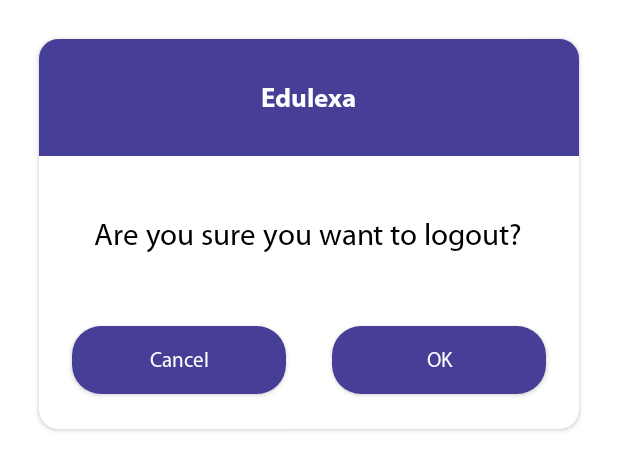
After one commit to ivishnusaini/Edulexa, an Android app: the layout dialog_logout.xml on its own in the app's theme, with its tools: preview values and no code run, on a phone screen of 412 x 824 dp. The commit adds this screen. Shown: the top 470 px of the screen. Run offline under Robolectric (Android 15) with nearby library versions, the phone set to English and light mode, and no system bars.

Commit message:
Logout Popup

```diff
--- a/app/src/main/java/com/edulexa/activity/staff/dashboard/activity/DashboardStaffActivity.kt
+++ b/app/src/main/java/com/edulexa/activity/staff/dashboard/activity/DashboardStaffActivity.kt
@@ -2,6 +2,7 @@
 
 import android.app.Activity
 import android.app.Dialog
+import android.content.Intent
 import android.graphics.Color
 import android.graphics.drawable.ColorDrawable
 import androidx.appcompat.app.AppCompatActivity
@@ -13,12 +14,13 @@
 import androidx.recyclerview.widget.GridLayoutManager
 import androidx.recyclerview.widget.RecyclerView
 import com.edulexa.R
+import com.edulexa.activity.SelectSchoolActivity
 import com.edulexa.activity.staff.dashboard.adapter.DashboardStaffAdapter
 import com.edulexa.databinding.ActivityDashboardStaffBinding
 import com.edulexa.databinding.ActivityLoginBinding
 import com.edulexa.support.Utils
 
-class DashboardStaffActivity : AppCompatActivity() {
+class DashboardStaffActivity : AppCompatActivity(), View.OnClickListener {
     var mActivity: Activity? = null
     var binding: ActivityDashboardStaffBinding? = null
     override fun onCreate(savedInstanceState: Bundle?) {
@@ -34,12 +36,20 @@
 
     private fun init() {
         mActivity = this
+        setUpclickListener()
         setUpDashboardData()
     }
-    private fun setUpDashboardData(){
-        binding!!.recyclerView.layoutManager = GridLayoutManager(mActivity,3,RecyclerView.VERTICAL,false)
+
+    private fun setUpclickListener() {
+        binding!!.tvLogout.setOnClickListener(this)
+    }
+
+    private fun setUpDashboardData() {
+        binding!!.recyclerView.layoutManager =
+            GridLayoutManager(mActivity, 3, RecyclerView.VERTICAL, false)
         binding!!.recyclerView.adapter = DashboardStaffAdapter(mActivity!!)
     }
+
     fun exitAppPopup() {
         try {
             val dialog = Dialog(mActivity!!)
@@ -62,4 +72,33 @@
             e.printStackTrace()
         }
     }
+
+    fun logoutPopup() {
+        try {
+            val dialog = Dialog(mActivity!!)
+            dialog.requestWindowFeature(Window.FEATURE_NO_TITLE)
+            dialog.setContentView(R.layout.dialog_exit)
+            dialog.window!!.setBackgroundDrawable(ColorDrawable(Color.TRANSPARENT))
+            dialog.setCanceledOnTouchOutside(false)
+            val tvMessage = dialog.findViewById<TextView>(R.id.tv_message)
+            tvMessage.text = getString(R.string.exit_message)
+            val cvCancel: CardView = dialog.findViewById(R.id.cv_cancel)
+            val cvOk: CardView = dialog.findViewById(R.id.cv_ok)
+            cvCancel.setOnClickListener { v: View? -> dialog.dismiss() }
+            cvOk.setOnClickListener { v: View? ->
+                Utils.hideKeyboard(mActivity!!)
+                finishAffinity()
+                dialog.dismiss()
+            }
+            dialog.show()
+        } catch (e: Exception) {
+            e.printStackTrace()
+        }
+    }
+
+    override fun onClick(view: View?) {
+        val id = view!!.id
+        if (id == R.id.tv_logout)
+            logoutPopup()
+    }
 }
--- /dev/null
+++ b/app/src/main/res/layout/dialog_logout.xml
@@ -0,0 +1,122 @@
+<?xml version="1.0" encoding="utf-8"?>
+<RelativeLayout xmlns:android="http://schemas.android.com/apk/res/android"
+    android:layout_width="match_parent"
+    android:layout_height="match_parent"
+    xmlns:app="http://schemas.android.com/apk/res-auto">
+
+    <androidx.cardview.widget.CardView
+        android:layout_width="match_parent"
+        android:layout_height="wrap_content"
+        android:layout_margin="@dimen/_20ssp"
+        android:elevation="@dimen/_10sdp"
+        app:cardCornerRadius="@dimen/_10sdp"
+        app:cardPreventCornerOverlap="false">
+
+        <RelativeLayout
+            android:layout_width="match_parent"
+            android:layout_height="@dimen/_200sdp"
+            android:background="@color/white"
+            android:orientation="vertical">
+
+            <RelativeLayout
+                android:layout_width="match_parent"
+                android:layout_height="@dimen/_60sdp"
+                android:background="@color/colorPrimary">
+
+
+                <com.agot.views.BoldTextView
+                    android:layout_width="wrap_content"
+                    android:layout_height="wrap_content"
+                    android:layout_centerInParent="true"
+                    android:text="@string/app_name"
+                    android:textColor="@color/white"
+                    android:textSize="@dimen/_14ssp" />
+
+            </RelativeLayout>
+
+            <com.agot.views.BoldTextView
+                android:layout_width="match_parent"
+                android:layout_height="@dimen/_80sdp"
+                android:background="@color/colorPrimary"
+                android:gravity="center"
+                android:text="@string/app_name"
+                android:textColor="@color/white"
+                android:textSize="@dimen/_18ssp"
+                android:visibility="gone" />
+
+            <com.agot.views.RegularTextView
+                android:id="@+id/tv_message"
+                android:layout_width="wrap_content"
+                android:layout_height="wrap_content"
+                android:layout_centerInParent="true"
+                android:layout_marginStart="@dimen/_20sdp"
+                android:layout_marginEnd="@dimen/_20sdp"
+                android:gravity="center"
+                android:textColor="@color/primaray_text_color"
+                android:text="@string/logout_message"
+                android:textSize="@dimen/_16ssp" />
+
+            <LinearLayout
+                android:layout_width="match_parent"
+                android:layout_height="wrap_content"
+                android:layout_alignParentBottom="true"
+                android:layout_margin="@dimen/_10sdp"
+                android:weightSum="2">
+
+                <androidx.cardview.widget.CardView
+                    android:id="@+id/cv_cancel"
+                    android:layout_width="0dp"
+                    android:layout_height="@dimen/_40sdp"
+                    android:layout_marginStart="@dimen/_5sdp"
+                    android:layout_marginTop="@dimen/_5sdp"
+                    android:layout_marginEnd="@dimen/_10sdp"
+                    android:layout_marginBottom="@dimen/_5sdp"
+                    android:layout_weight="1"
+                    android:elevation="@dimen/_5sdp"
+                    app:cardCornerRadius="@dimen/_15sdp"
+                    app:cardPreventCornerOverlap="false"
+                    app:cardUseCompatPadding="true">
+
+                    <com.agot.views.RegularTextView
+                        android:layout_width="match_parent"
+                        android:layout_height="match_parent"
+                        android:background="@color/colorPrimary"
+                        android:gravity="center"
+                        android:textColor="@color/white"
+                        android:text="@string/cancel" />
+
+                </androidx.cardview.widget.CardView>
+
+                <androidx.cardview.widget.CardView
+                    android:id="@+id/cv_ok"
+                    android:layout_width="0dp"
+                    android:layout_height="@dimen/_40sdp"
+                    android:layout_marginStart="@dimen/_10sdp"
+                    android:layout_marginTop="@dimen/_5sdp"
+                    android:layout_marginEnd="@dimen/_5sdp"
+                    android:layout_marginBottom="@dimen/_5sdp"
+                    android:layout_weight="1"
+                    android:elevation="@dimen/_5sdp"
+                    app:cardCornerRadius="@dimen/_15sdp"
+                    app:cardPreventCornerOverlap="false"
+                    app:cardUseCompatPadding="true">
+
+                    <com.agot.views.RegularTextView
+                        android:layout_width="match_parent"
+                        android:layout_height="match_parent"
+                        android:background="@color/colorPrimary"
+                        android:gravity="center"
+                        android:text="@string/ok"
+                        android:textColor="@color/white" />
+
+                </androidx.cardview.widget.CardView>
+
+
+            </LinearLayout>
+
+        </RelativeLayout>
+
+
+    </androidx.cardview.widget.CardView>
+
+</RelativeLayout>
--- a/app/src/main/res/values/strings.xml
+++ b/app/src/main/res/values/strings.xml
@@ -23,6 +23,7 @@
     <!--Dashboard Staff Screen-->
     <string name="no_data_dashboard">No Data</string>
     <string name="exit_message">Are you sure you want to exit?</string>
+    <string name="logout_message">Are you sure you want to logout?</string>
     <string name="logout">Logout</string>
 
 </resources>
```
